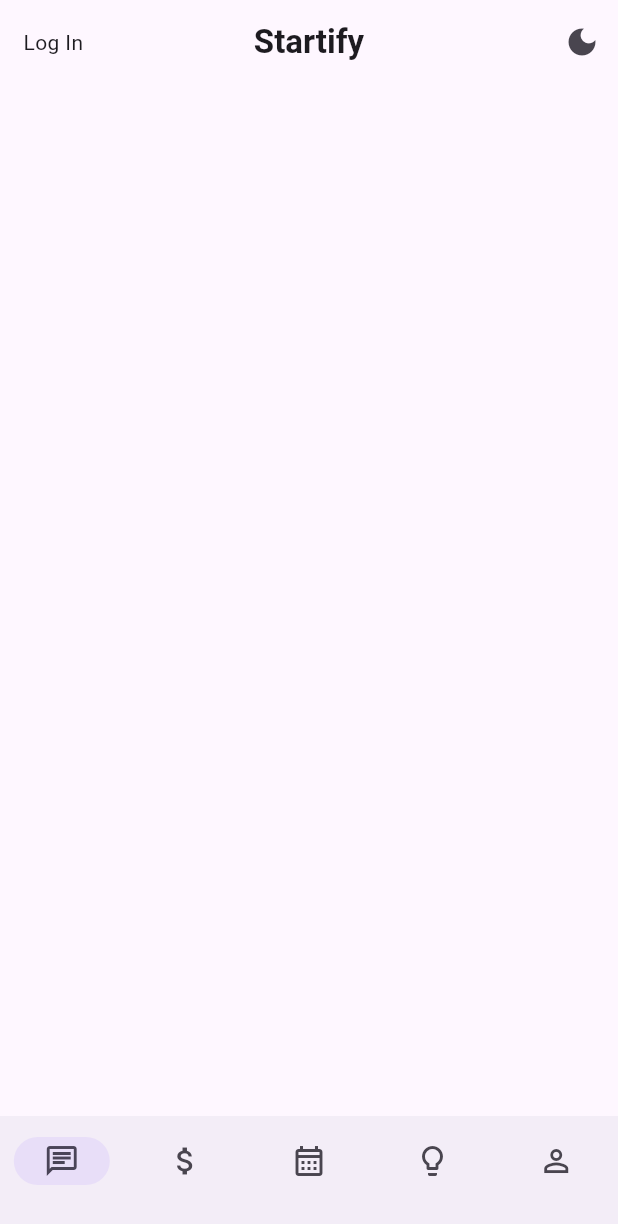
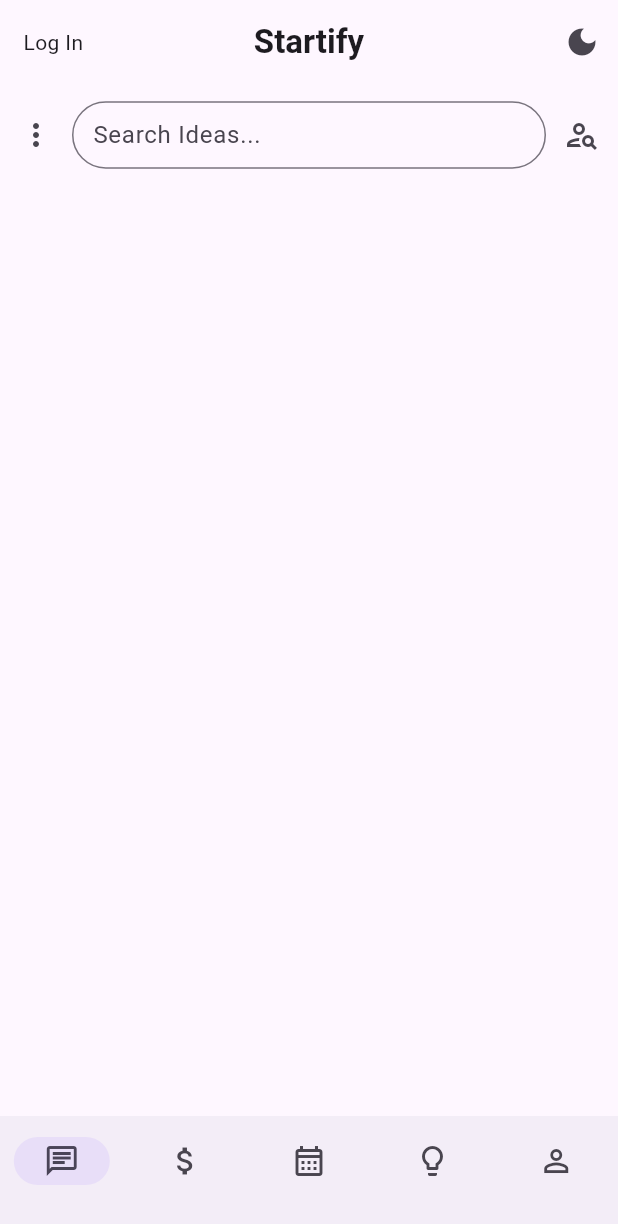
Before and after one commit to Gabo1234567890/Startify, a Flutter app: the screen it shows after launch, on a phone screen of 412 x 824 dp. Shown: the top 1224 px of the screen. Run offline on Flutter 3.47's test engine with Material 3 defaults, Android fonts, the phone set to English and light mode, and no system bars.

Commit message:
complex search bar made

```diff
--- a/frontend/startify/lib/data/notifiers.dart
+++ b/frontend/startify/lib/data/notifiers.dart
@@ -2,3 +2,4 @@
 
 ValueNotifier selectedPageNotifier = ValueNotifier(0);
 ValueNotifier darkModeNotifier = ValueNotifier(false);
+ValueNotifier ideaSearchNotifier = ValueNotifier(true);
--- a/frontend/startify/lib/pages/home_page.dart
+++ b/frontend/startify/lib/pages/home_page.dart
@@ -1,10 +1,11 @@
 import 'package:flutter/material.dart';
+import 'package:startify/widgets/search_bar_widget.dart';
 
 class HomePage extends StatelessWidget {
   const HomePage({super.key});
 
   @override
   Widget build(BuildContext context) {
-    return Scaffold();
+    return Scaffold(body: Column(children: [SearchBarWidget()]));
   }
 }
--- /dev/null
+++ b/frontend/startify/lib/widgets/search_bar_widget.dart
@@ -0,0 +1,46 @@
+import 'package:flutter/material.dart';
+import 'package:startify/data/notifiers.dart';
+
+class SearchBarWidget extends StatelessWidget {
+  const SearchBarWidget({super.key});
+
+  @override
+  Widget build(BuildContext context) {
+    return Padding(
+      padding: const EdgeInsets.only(top: 10),
+      child: ValueListenableBuilder(
+        valueListenable: ideaSearchNotifier,
+        builder: (context, ideaSearch, child) {
+          return Row(
+            children: [
+              IconButton(onPressed: () {}, icon: Icon(Icons.more_vert_rounded)),
+              Expanded(
+                child: SizedBox(
+                  height: 45,
+                  child: TextField(
+                    decoration: InputDecoration(
+                      border: OutlineInputBorder(
+                        borderRadius: BorderRadius.circular(30.0),
+                      ),
+                      hintText:
+                          ideaSearch ? 'Search Ideas...' : 'Search People...',
+                      contentPadding: EdgeInsets.all(10),
+                    ),
+                  ),
+                ),
+              ),
+              IconButton(
+                onPressed: () {
+                  ideaSearchNotifier.value = !ideaSearchNotifier.value;
+                },
+                icon: Icon(
+                  ideaSearch ? Icons.person_search_outlined : Icons.lightbulb,
+                ),
+              ),
+            ],
+          );
+        },
+      ),
+    );
+  }
+}
```
